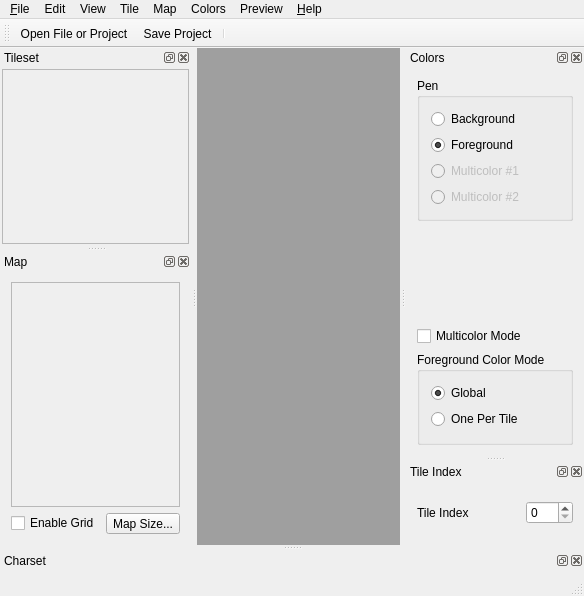
This is src/mainwindow.ui in ricardoquesada/vchar64 as Qt 5 draws it before an edit. The edited form follows.
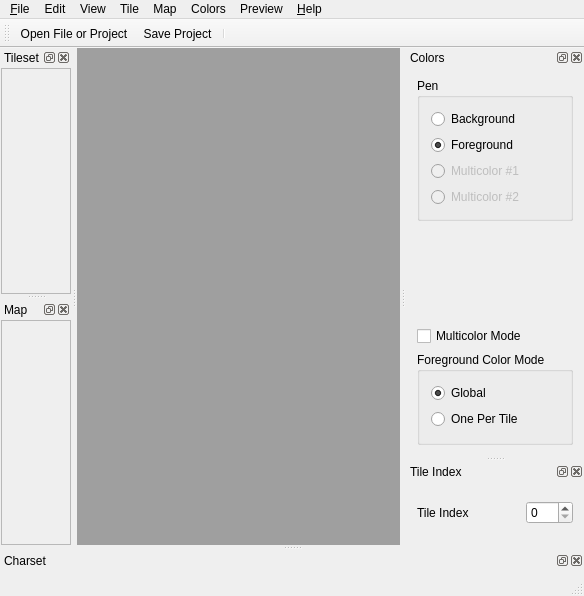
This is the edited form. Icons and pictures are not drawn. Custom widgets are drawn as their Qt base class.

```diff
--- a/src/mainwindow.ui
+++ b/src/mainwindow.ui
@@ -384,16 +384,16 @@
    <widget class="QWidget" name="dockWidgetContents_5">
     <layout class="QVBoxLayout" name="verticalLayout_3">
      <property name="leftMargin">
-      <number>2</number>
+      <number>1</number>
      </property>
      <property name="topMargin">
-      <number>2</number>
+      <number>1</number>
      </property>
      <property name="rightMargin">
-      <number>2</number>
+      <number>0</number>
      </property>
      <property name="bottomMargin">
-      <number>2</number>
+      <number>0</number>
      </property>
      <item>
       <widget class="QScrollArea" name="scrollArea_2">
@@ -401,6 +401,14 @@
         <bool>true</bool>
        </property>
        <widget class="TilesetWidget" name="tilesetWidget">
+        <property name="geometry">
+         <rect>
+          <x>0</x>
+          <y>0</y>
+          <width>77</width>
+          <height>164</height>
+         </rect>
+        </property>
         <property name="focusPolicy">
          <enum>Qt::StrongFocus</enum>
         </property>
@@ -417,38 +425,40 @@
    <attribute name="dockWidgetArea">
     <number>1</number>
    </attribute>
-   <widget class="QWidget" name="dockWidgetContents_4">
-    <layout class="QVBoxLayout" name="verticalLayout_5">
+   <widget class="QWidget" name="dockWidgetContents_map">
+    <layout class="QVBoxLayout" name="verticalLayout_map">
+     <property name="leftMargin">
+      <number>1</number>
+     </property>
+     <property name="topMargin">
+      <number>1</number>
+     </property>
+     <property name="rightMargin">
+      <number>0</number>
+     </property>
+     <property name="bottomMargin">
+      <number>0</number>
+     </property>
      <item>
       <widget class="QScrollArea" name="scrollArea">
        <property name="widgetResizable">
         <bool>true</bool>
        </property>
        <widget class="MapWidget" name="mapWidget">
+        <property name="geometry">
+         <rect>
+          <x>0</x>
+          <y>0</y>
+          <width>77</width>
+          <height>271</height>
+         </rect>
+        </property>
         <property name="focusPolicy">
          <enum>Qt::StrongFocus</enum>
         </property>
        </widget>
       </widget>
      </item>
-     <item>
-      <layout class="QHBoxLayout" name="horizontalLayout_2">
-       <item>
-        <widget class="QCheckBox" name="checkBox_map">
-         <property name="text">
-          <string>Enable Grid</string>
-         </property>
-        </widget>
-       </item>
-       <item>
-        <widget class="QToolButton" name="toolButton_mapSize">
-         <property name="text">
-          <string>Map Size...</string>
-         </property>
-        </widget>
-       </item>
-      </layout>
-     </item>
     </layout>
    </widget>
   </widget>
```
Left out of the diff: 59 changed lines with no effect on the pictures.
